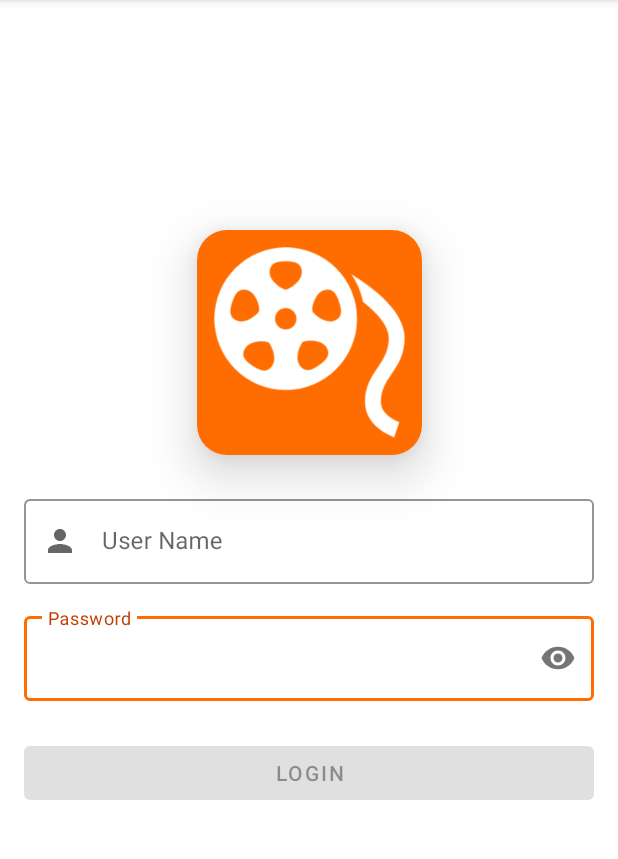
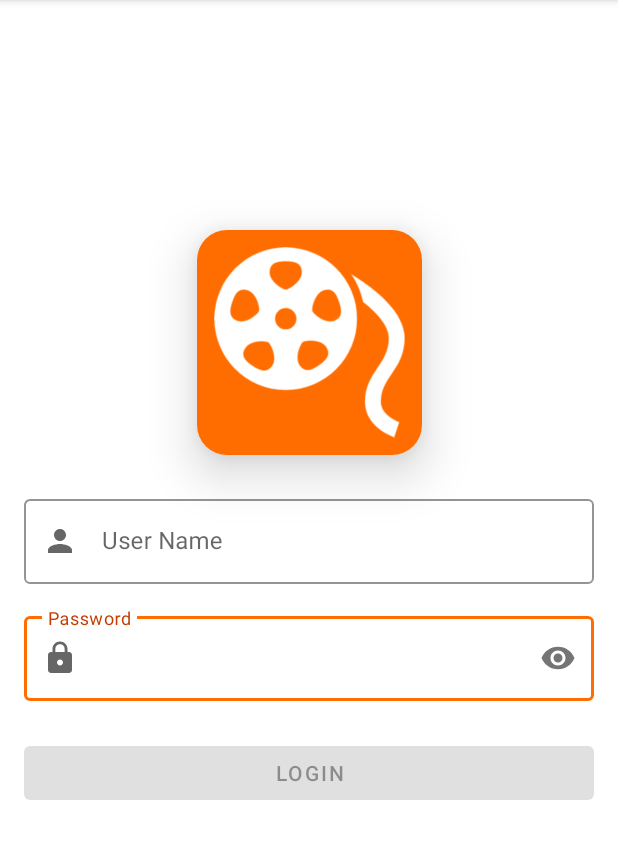
Before and after one commit to ManuelaFlores/AndroidBootcampSummer2020, an Android app: the screen it shows after launch (MainActivity), on a phone screen of 412 x 824 dp, the part 84-943 px from its top. Run offline under Robolectric (Android 15) with nearby library versions, the phone set to English and light mode, and no system bars; our stand-ins replace Room's generated code, navigation-ui.

Commit message:
add progress bar

```diff
--- a/week4/MovieFinder/app/src/main/java/com/manuflowers/moviefinder/ui/home/HomeFragment.kt
+++ b/week4/MovieFinder/app/src/main/java/com/manuflowers/moviefinder/ui/home/HomeFragment.kt
@@ -48,6 +48,8 @@
             observeAllMovies()
         } else {
             moviesAdapter.addData(currentList)
+            progressBar.visibility = View.GONE
+            homeRecyclerView.visibility = View.VISIBLE
         }
     }
 
@@ -90,6 +92,8 @@
 
     private fun observeAllMovies() {
         homeViewModel.getMovies().observe(viewLifecycleOwner) { movies ->
+            progressBar.visibility = View.GONE
+            homeRecyclerView.visibility = View.VISIBLE
             moviesAdapter.addData(movies)
             currentList = movies
         }
--- a/week4/MovieFinder/app/src/main/java/com/manuflowers/moviefinder/ui/login/LoginViewModel.kt
+++ b/week4/MovieFinder/app/src/main/java/com/manuflowers/moviefinder/ui/login/LoginViewModel.kt
@@ -20,7 +20,7 @@
         )
 
     /**
-     * A method to retrieve the LoginFormState
+     * A method to emit the LoginFormState
      * @param userName the current value of the user name edit text
      * @param password the current value of the user password edit tex
      * */
--- /dev/null
+++ b/week4/MovieFinder/app/src/main/res/drawable/ic_lock.xml
@@ -0,0 +1,10 @@
+<vector xmlns:android="http://schemas.android.com/apk/res/android"
+    android:width="24dp"
+    android:height="24dp"
+    android:viewportWidth="24"
+    android:viewportHeight="24"
+    android:tint="?attr/colorControlNormal">
+  <path
+      android:fillColor="@android:color/white"
+      android:pathData="M18,8h-1L17,6c0,-2.76 -2.24,-5 -5,-5S7,3.24 7,6v2L6,8c-1.1,0 -2,0.9 -2,2v10c0,1.1 0.9,2 2,2h12c1.1,0 2,-0.9 2,-2L20,10c0,-1.1 -0.9,-2 -2,-2zM12,17c-1.1,0 -2,-0.9 -2,-2s0.9,-2 2,-2 2,0.9 2,2 -0.9,2 -2,2zM15.1,8L8.9,8L8.9,6c0,-1.71 1.39,-3.1 3.1,-3.1 1.71,0 3.1,1.39 3.1,3.1v2z"/>
+</vector>
--- a/week4/MovieFinder/app/src/main/res/layout/fragment_login.xml
+++ b/week4/MovieFinder/app/src/main/res/layout/fragment_login.xml
@@ -37,7 +37,8 @@
         app:layout_constraintEnd_toEndOf="parent"
         app:layout_constraintStart_toStartOf="parent"
         app:layout_constraintTop_toBottomOf="@+id/userNameTextInputLayout"
-        app:passwordToggleEnabled="true">
+        app:passwordToggleEnabled="true"
+        app:startIconDrawable="@drawable/ic_lock">
 
         <com.google.android.material.textfield.TextInputEditText
             android:id="@+id/passwordEditText"
```
Also changed, not shown: week4/MovieFinder/app/src/main/res/layout/fragment_home.xml (+11 -2 lines).
